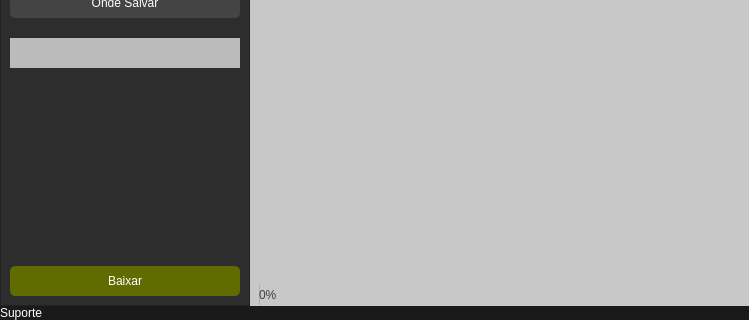
Before: the Qt Designer form main.ui in igorxavier/DownloaderTinTube, drawn with Qt 5; both pictures show x 0 to 749 and y 238 to 558 of the 749 by 558 pixel window.
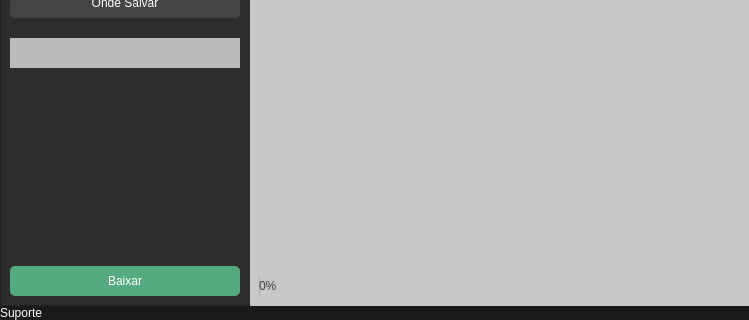
After: the same form once the commit is applied.

```diff
--- a/main.ui
+++ b/main.ui
@@ -490,7 +490,8 @@
                 </property>
                 <property name="styleSheet">
                  <string notr="true">QPushButton{
-	background-color: rgb(98, 107, 0);
+	
+	background-color: rgb(85, 170, 127);
 }
 QPushButton:hover{
 	
@@ -523,7 +524,7 @@
              <number>0</number>
             </property>
             <property name="bottomMargin">
-             <number>0</number>
+             <number>9</number>
             </property>
             <item>
              <widget class="QListWidget" name="list_links">
@@ -548,6 +549,15 @@
               <property name="palette">
                <palette>
                 <active>
+                 <colorrole role="Button">
+                  <brush brushstyle="SolidPattern">
+                   <color alpha="255">
+                    <red>200</red>
+                    <green>200</green>
+                    <blue>200</blue>
+                   </color>
+                  </brush>
+                 </colorrole>
                  <colorrole role="BrightText">
                   <brush brushstyle="SolidPattern">
                    <color alpha="255">
@@ -557,6 +567,24 @@
                    </color>
                   </brush>
                  </colorrole>
+                 <colorrole role="Base">
+                  <brush brushstyle="SolidPattern">
+                   <color alpha="255">
+                    <red>200</red>
+                    <green>200</green>
+                    <blue>200</blue>
+                   </color>
+                  </brush>
+                 </colorrole>
+                 <colorrole role="Window">
+                  <brush brushstyle="SolidPattern">
+                   <color alpha="255">
+                    <red>200</red>
+                    <green>200</green>
+                    <blue>200</blue>
+                   </color>
+                  </brush>
+                 </colorrole>
                  <colorrole role="Highlight">
                   <brush brushstyle="SolidPattern">
                    <color alpha="255">
@@ -577,6 +605,15 @@
                  </colorrole>
                 </active>
                 <inactive>
+                 <colorrole role="Button">
+                  <brush brushstyle="SolidPattern">
+                   <color alpha="255">
+                    <red>200</red>
+                    <green>200</green>
+                    <blue>200</blue>
+                   </color>
+                  </brush>
+                 </colorrole>
                  <colorrole role="BrightText">
                   <brush brushstyle="SolidPattern">
                    <color alpha="255">
@@ -586,6 +623,24 @@
                    </color>
                   </brush>
                  </colorrole>
+                 <colorrole role="Base">
+                  <brush brushstyle="SolidPattern">
+                   <color alpha="255">
+                    <red>200</red>
+                    <green>200</green>
+                    <blue>200</blue>
+                   </color>
+                  </brush>
+                 </colorrole>
+                 <colorrole role="Window">
+                  <brush brushstyle="SolidPattern">
+                   <color alpha="255">
+                    <red>200</red>
+                    <green>200</green>
+                    <blue>200</blue>
+                   </color>
+                  </brush>
+                 </colorrole>
                  <colorrole role="Highlight">
                   <brush brushstyle="SolidPattern">
                    <color alpha="255">
@@ -606,6 +661,15 @@
                  </colorrole>
                 </inactive>
                 <disabled>
+                 <colorrole role="Button">
+                  <brush brushstyle="SolidPattern">
+                   <color alpha="255">
+                    <red>200</red>
+                    <green>200</green>
+                    <blue>200</blue>
+                   </color>
+                  </brush>
+                 </colorrole>
                  <colorrole role="BrightText">
                   <brush brushstyle="SolidPattern">
                    <color alpha="255">
@@ -615,6 +679,24 @@
                    </color>
                   </brush>
                  </colorrole>
+                 <colorrole role="Base">
+                  <brush brushstyle="SolidPattern">
+                   <color alpha="255">
+                    <red>200</red>
+                    <green>200</green>
+                    <blue>200</blue>
+                   </color>
+                  </brush>
+                 </colorrole>
+                 <colorrole role="Window">
+                  <brush brushstyle="SolidPattern">
+                   <color alpha="255">
+                    <red>200</red>
+                    <green>200</green>
+                    <blue>200</blue>
+                   </color>
+                  </brush>
+                 </colorrole>
                  <colorrole role="Highlight">
                   <brush brushstyle="SolidPattern">
                    <color alpha="255">
@@ -752,18 +834,27 @@
                    <colorrole role="Highlight">
                     <brush brushstyle="SolidPattern">
                      <color alpha="255">
-                      <red>77</red>
-                      <green>90</green>
-                      <blue>0</blue>
+                      <red>85</red>
+                      <green>170</green>
+                      <blue>127</blue>
                      </color>
                     </brush>
                    </colorrole>
                    <colorrole role="Link">
                     <brush brushstyle="SolidPattern">
                      <color alpha="255">
-                      <red>77</red>
-                      <green>90</green>
-                      <blue>0</blue>
+                      <red>85</red>
+                      <green>170</green>
+                      <blue>127</blue>
+                     </color>
+                    </brush>
+                   </colorrole>
+                   <colorrole role="PlaceholderText">
+                    <brush brushstyle="SolidPattern">
+                     <color alpha="128">
+                      <red>64</red>
+                      <green>64</green>
+                      <blue>64</blue>
                      </color>
                     </brush>
                    </colorrole>
@@ -826,18 +917,27 @@
                    <colorrole role="Highlight">
                     <brush brushstyle="SolidPattern">
                      <color alpha="255">
-                      <red>77</red>
-                      <green>90</green>
-                      <blue>0</blue>
+                      <red>48</red>
+                      <green>140</green>
+                      <blue>198</blue>
                      </color>
                     </brush>
                    </colorrole>
                    <colorrole role="Link">
                     <brush brushstyle="SolidPattern">
                      <color alpha="255">
-                      <red>76</red>
-                      <green>90</green>
-                      <blue>0</blue>
+                      <red>0</red>
+                      <green>0</green>
+                      <blue>255</blue>
+                     </color>
+                    </brush>
+                   </colorrole>
+                   <colorrole role="PlaceholderText">
+                    <brush brushstyle="SolidPattern">
+                     <color alpha="128">
+                      <red>64</red>
+                      <green>64</green>
+                      <blue>64</blue>
                      </color>
                     </brush>
                    </colorrole>
@@ -900,18 +1000,27 @@
                    <colorrole role="Highlight">
                     <brush brushstyle="SolidPattern">
                      <color alpha="255">
-                      <red>77</red>
-                      <green>90</green>
-                      <blue>0</blue>
+                      <red>145</red>
+                      <green>145</green>
+                      <blue>145</blue>
                      </color>
                     </brush>
                    </colorrole>
                    <colorrole role="Link">
                     <brush brushstyle="SolidPattern">
                      <color alpha="255">
-                      <red>77</red>
-                      <green>90</green>
-                      <blue>0</blue>
+                      <red>0</red>
+                      <green>0</green>
+                      <blue>255</blue>
+                     </color>
+                    </brush>
+                   </colorrole>
+                   <colorrole role="PlaceholderText">
+                    <brush brushstyle="SolidPattern">
+                     <color alpha="128">
+                      <red>64</red>
+                      <green>64</green>
+                      <blue>64</blue>
                      </color>
                     </brush>
                    </colorrole>
```
Left out of the diff: 5 changed lines with no effect on the pictures.
